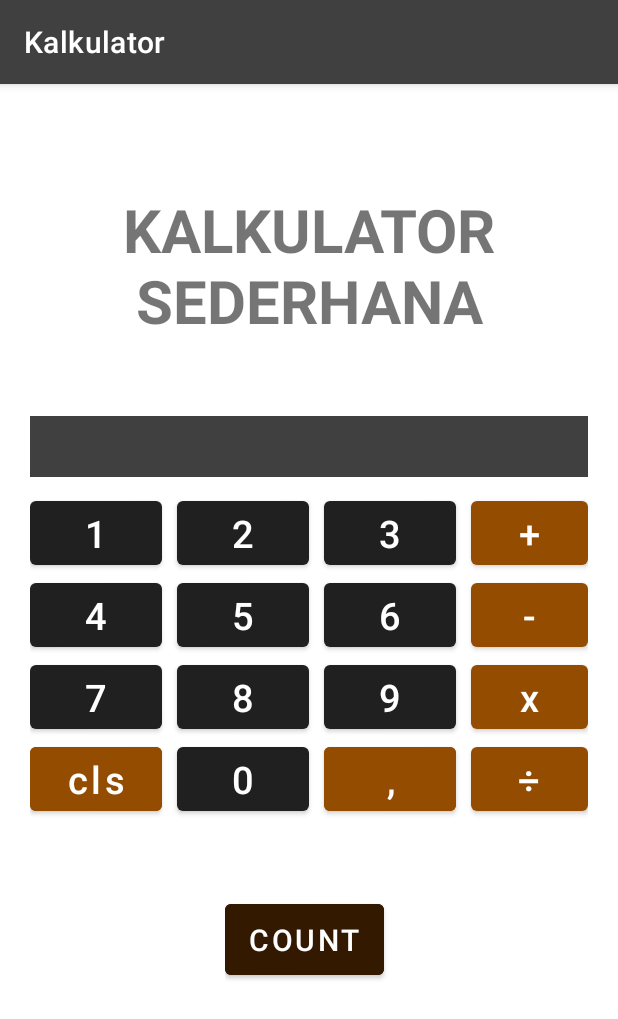
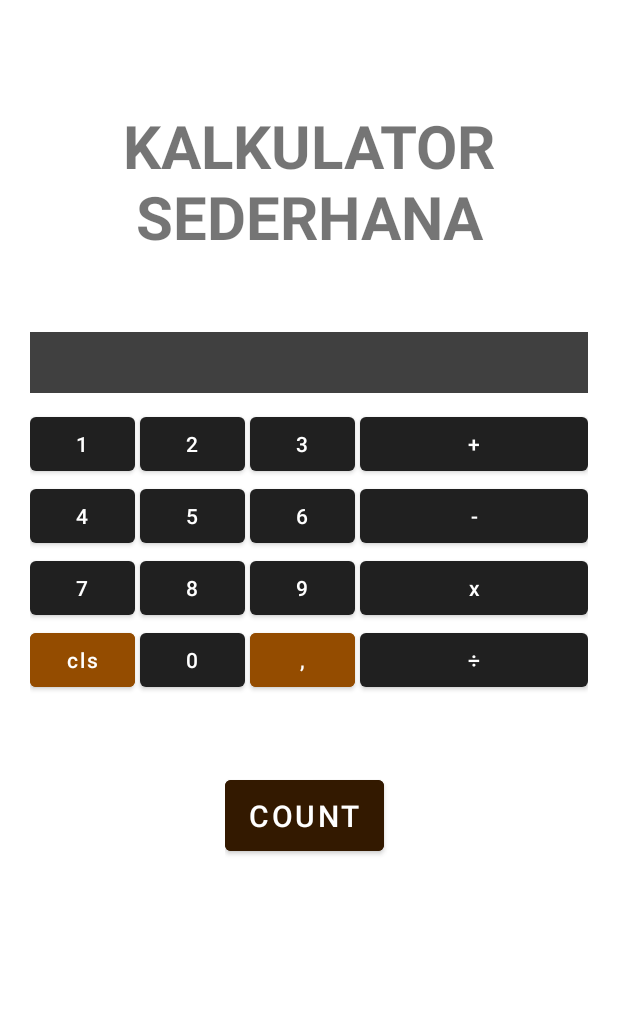
Before and after one commit to AndreeMeilio/Kalkulator-Android-Studio, an Android app: the screen it shows after launch (MainActivity), on a phone screen of 412 x 824 dp. Shown: the top 1019 px of the screen. Run offline under Robolectric (Android 15) with nearby library versions, the phone set to English and light mode, and no system bars.

Commit message:
Update Themes for Kalkulator

```diff
--- a/app/src/main/res/values/themes.xml
+++ b/app/src/main/res/values/themes.xml
@@ -1,6 +1,6 @@
 <resources xmlns:tools="http://schemas.android.com/tools">
     <!-- Base application theme. -->
-    <style name="Theme.Kalkulator" parent="Theme.MaterialComponents.DayNight.DarkActionBar">
+    <style name="Theme.Kalkulator" parent="Theme.MaterialComponents.DayNight.NoActionBar">
         <!-- Primary brand color. -->
         <item name="colorPrimary">@color/grey</item>
         <item name="colorPrimaryVariant">@color/dark_grey</item>
@@ -15,10 +15,9 @@
     </style>
 
     <style name="setting_button">
-        <item name="android:layout_width">wrap_content</item>
+        <item name="android:layout_width">70dp</item>
         <item name="android:layout_height">wrap_content</item>
-        <item name="android:layout_marginRight">10dp</item>
-        <item name="android:textSize">25sp</item>
+        <item name="android:layout_marginRight">3dp</item>
         <item name="backgroundTint">@color/dark_grey</item>
     </style>
 
@@ -26,7 +25,5 @@
         <item name="android:layout_width">0dp</item>
         <item name="android:layout_weight">1</item>
         <item name="android:layout_marginRight">0dp</item>
-        <item name="android:textSize">25sp</item>
-        <item name="backgroundTint">@color/orange</item>
     </style>
 </resources>
```
